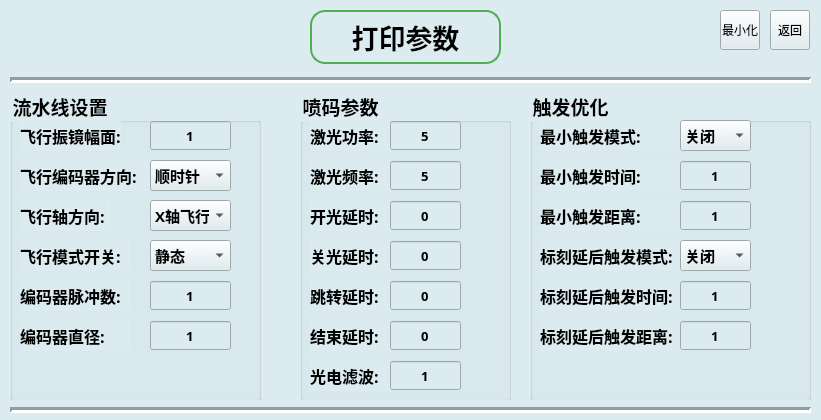
Hcj1108/Librecad_AFP5000, file librecad/src/OCRdemo/Jgadmin.ui: the form before one commit.
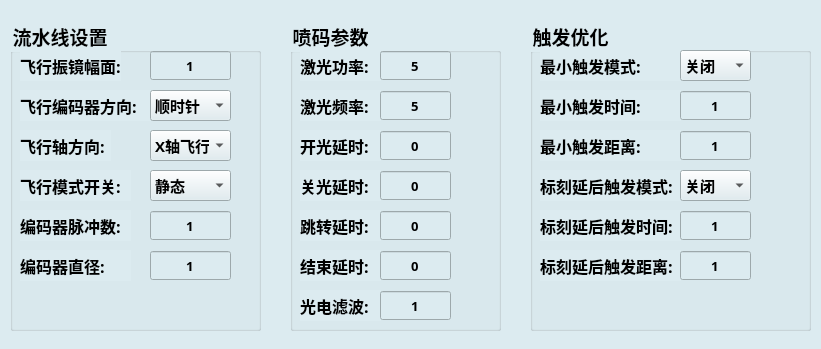
The form after the commit. Icons and pictures are not drawn.

What changed in the file:
```diff
--- a/librecad/src/OCRdemo/Jgadmin.ui
+++ b/librecad/src/OCRdemo/Jgadmin.ui
@@ -7,7 +7,7 @@
     <x>0</x>
     <y>0</y>
     <width>821</width>
-    <height>420</height>
+    <height>349</height>
    </rect>
   </property>
   <property name="windowTitle">
@@ -21,15 +21,15 @@
   <widget class="QGroupBox" name="groupBox">
    <property name="geometry">
     <rect>
-     <x>300</x>
-     <y>90</y>
+     <x>290</x>
+     <y>20</y>
      <width>211</width>
      <height>311</height>
     </rect>
    </property>
    <property name="font">
     <font>
-     <family>微软雅黑</family>
+     <family>Microsoft YaHei</family>
      <pointsize>14</pointsize>
      <bold>true</bold>
     </font>
@@ -60,7 +60,7 @@
     </property>
     <property name="font">
      <font>
-      <family>微软雅黑</family>
+      <family>Microsoft YaHei</family>
       <pointsize>12</pointsize>
       <bold>true</bold>
      </font>
@@ -80,7 +80,7 @@
     </property>
     <property name="font">
      <font>
-      <family>微软雅黑</family>
+      <family>Microsoft YaHei</family>
       <pointsize>12</pointsize>
       <bold>true</bold>
      </font>
@@ -100,7 +100,7 @@
     </property>
     <property name="font">
      <font>
-      <family>微软雅黑</family>
+      <family>Microsoft YaHei</family>
       <pointsize>12</pointsize>
       <bold>true</bold>
      </font>
@@ -120,7 +120,7 @@
     </property>
     <property name="font">
      <font>
-      <family>微软雅黑</family>
+      <family>Microsoft YaHei</family>
       <pointsize>12</pointsize>
       <bold>true</bold>
      </font>
@@ -140,7 +140,7 @@
     </property>
     <property name="font">
      <font>
-      <family>微软雅黑</family>
+      <family>Microsoft YaHei</family>
       <pointsize>12</pointsize>
       <bold>true</bold>
      </font>
@@ -160,7 +160,7 @@
     </property>
     <property name="font">
      <font>
-      <family>微软雅黑</family>
+      <family>Microsoft YaHei</family>
       <pointsize>12</pointsize>
       <bold>true</bold>
      </font>
@@ -180,7 +180,7 @@
     </property>
     <property name="font">
      <font>
-      <family>微软雅黑</family>
+      <family>Microsoft YaHei</family>
       <pointsize>12</pointsize>
       <bold>true</bold>
      </font>
@@ -200,7 +200,7 @@
     </property>
     <property name="font">
      <font>
-      <family>微软雅黑</family>
+      <family>Microsoft YaHei</family>
       <pointsize>10</pointsize>
       <bold>true</bold>
      </font>
@@ -229,7 +229,7 @@
     </property>
     <property name="font">
      <font>
-      <family>微软雅黑</family>
+      <family>Microsoft YaHei</family>
       <pointsize>10</pointsize>
       <bold>true</bold>
      </font>
@@ -258,7 +258,7 @@
     </property>
     <property name="font">
      <font>
-      <family>微软雅黑</family>
+      <family>Microsoft YaHei</family>
       <pointsize>10</pointsize>
       <bold>true</bold>
      </font>
@@ -287,7 +287,7 @@
     </property>
     <property name="font">
      <font>
-      <family>微软雅黑</family>
+      <family>Microsoft YaHei</family>
       <pointsize>10</pointsize>
       <bold>true</bold>
      </font>
@@ -316,7 +316,7 @@
     </property>
     <property name="font">
      <font>
-      <family>微软雅黑</family>
+      <family>Microsoft YaHei</family>
       <pointsize>10</pointsize>
       <bold>true</bold>
      </font>
@@ -345,7 +345,7 @@
     </property>
     <property name="font">
      <font>
-      <family>微软雅黑</family>
+      <family>Microsoft YaHei</family>
       <pointsize>10</pointsize>
       <bold>true</bold>
      </font>
@@ -374,7 +374,7 @@
     </property>
     <property name="font">
      <font>
-      <family>微软雅黑</family>
+      <family>Microsoft YaHei</family>
       <pointsize>10</pointsize>
       <bold>true</bold>
      </font>
@@ -397,14 +397,14 @@
    <property name="geometry">
     <rect>
      <x>10</x>
-     <y>90</y>
+     <y>20</y>
      <width>251</width>
      <height>311</height>
     </rect>
    </property>
    <property name="font">
     <font>
-     <family>微软雅黑</family>
+     <family>Microsoft YaHei</family>
      <pointsize>14</pointsize>
      <bold>true</bold>
     </font>
@@ -426,7 +426,7 @@
     </property>
     <property name="font">
      <font>
-      <family>微软雅黑</family>
+      <family>Microsoft YaHei</family>
       <pointsize>12</pointsize>
       <bold>true</bold>
      </font>
@@ -446,7 +446,7 @@
     </property>
     <property name="font">
      <font>
-      <family>微软雅黑</family>
+      <family>Microsoft YaHei</family>
       <pointsize>12</pointsize>
       <bold>true</bold>
      </font>
@@ -466,7 +466,7 @@
     </property>
     <property name="font">
      <font>
-      <family>微软雅黑</family>
+      <family>Microsoft YaHei</family>
       <pointsize>12</pointsize>
       <bold>true</bold>
      </font>
@@ -486,7 +486,7 @@
     </property>
     <property name="font">
      <font>
-      <family>微软雅黑</family>
+      <family>Microsoft YaHei</family>
       <pointsize>12</pointsize>
       <bold>true</bold>
      </font>
@@ -506,7 +506,7 @@
     </property>
     <property name="font">
      <font>
-      <family>微软雅黑</family>
+      <family>Microsoft YaHei</family>
       <pointsize>12</pointsize>
       <bold>true</bold>
      </font>
@@ -526,7 +526,7 @@
     </property>
     <property name="font">
      <font>
-      <family>微软雅黑</family>
+      <family>Microsoft YaHei</family>
       <pointsize>12</pointsize>
       <bold>true</bold>
      </font>
@@ -546,7 +546,7 @@
     </property>
     <property name="font">
      <font>
-      <family>微软雅黑</family>
+      <family>Microsoft YaHei</family>
       <pointsize>10</pointsize>
       <bold>true</bold>
      </font>
@@ -575,7 +575,7 @@
     </property>
     <property name="font">
      <font>
-      <family>微软雅黑</family>
+      <family>Microsoft YaHei</family>
       <pointsize>10</pointsize>
       <bold>true</bold>
      </font>
@@ -604,7 +604,7 @@
     </property>
     <property name="font">
      <font>
-      <family>微软雅黑</family>
+      <family>Microsoft YaHei</family>
       <pointsize>10</pointsize>
       <bold>true</bold>
      </font>
@@ -633,7 +633,7 @@
     </property>
     <property name="font">
      <font>
-      <family>微软雅黑</family>
+      <family>Microsoft YaHei</family>
       <pointsize>11</pointsize>
       <bold>true</bold>
      </font>
@@ -660,7 +660,7 @@
     </property>
     <property name="font">
      <font>
-      <family>微软雅黑</family>
+      <family>Microsoft YaHei</family>
       <pointsize>11</pointsize>
       <bold>true</bold>
      </font>
@@ -687,7 +687,7 @@
     </property>
     <property name="font">
      <font>
-      <family>微软雅黑</family>
+      <family>Microsoft YaHei</family>
       <pointsize>11</pointsize>
       <bold>true</bold>
      </font>
@@ -708,14 +708,14 @@
    <property name="geometry">
     <rect>
      <x>530</x>
-     <y>90</y>
+     <y>20</y>
      <width>281</width>
      <height>311</height>
     </rect>
    </property>
    <property name="font">
     <font>
-     <family>微软雅黑</family>
+     <family>Microsoft YaHei</family>
      <pointsize>14</pointsize>
      <bold>true</bold>
     </font>
@@ -737,7 +737,7 @@
     </property>
     <property name="font">
      <font>
-      <family>微软雅黑</family>
+      <family>Microsoft YaHei</family>
       <pointsize>12</pointsize>
       <bold>true</bold>
      </font>
@@ -757,7 +757,7 @@
     </property>
     <property name="font">
      <font>
-      <family>微软雅黑</family>
+      <family>Microsoft YaHei</family>
       <pointsize>12</pointsize>
       <bold>true</bold>
      </font>
@@ -777,7 +777,7 @@
     </property>
     <property name="font">
      <font>
-      <family>微软雅黑</family>
+      <family>Microsoft YaHei</family>
       <pointsize>12</pointsize>
       <bold>true</bold>
      </font>
@@ -797,7 +797,7 @@
     </property>
     <property name="font">
      <font>
-      <family>微软雅黑</family>
+      <family>Microsoft YaHei</family>
       <pointsize>12</pointsize>
       <bold>true</bold>
      </font>
@@ -817,7 +817,7 @@
     </property>
     <property name="font">
      <font>
-      <family>微软雅黑</family>
+      <family>Microsoft YaHei</family>
       <pointsize>12</pointsize>
       <bold>true</bold>
      </font>
@@ -837,7 +837,7 @@
     </property>
     <property name="font">
      <font>
-      <family>微软雅黑</family>
+      <family>Microsoft YaHei</family>
       <pointsize>12</pointsize>
       <bold>true</bold>
      </font>
@@ -857,7 +857,7 @@
     </property>
     <property name="font">
      <font>
-      <family>微软雅黑</family>
+      <family>Microsoft YaHei</family>
       <pointsize>10</pointsize>
       <bold>true</bold>
      </font>
@@ -886,7 +886,7 @@
     </property>
     <property name="font">
      <font>
-      <family>微软雅黑</family>
+      <family>Microsoft YaHei</family>
       <pointsize>10</pointsize>
       <bold>true</bold>
      </font>
@@ -915,7 +915,7 @@
     </property>
     <property name="font">
      <font>
-      <family>微软雅黑</family>
+      <family>Microsoft YaHei</family>
       <pointsize>10</pointsize>
       <bold>true</bold>
      </font>
@@ -944,7 +944,7 @@
     </property>
     <property name="font">
      <font>
-      <family>微软雅黑</family>
+      <family>Microsoft YaHei</family>
       <pointsize>10</pointsize>
       <bold>true</bold>
      </font>
@@ -973,7 +973,7 @@
     </property>
     <property name="font">
      <font>
-      <family>微软雅黑</family>
+      <family>Microsoft YaHei</family>
       <pointsize>11</pointsize>
       <bold>true</bold>
      </font>
@@ -1005,7 +1005,7 @@
     </property>
     <property name="font">
      <font>
-      <family>微软雅黑</family>
+      <family>Microsoft YaHei</family>
       <pointsize>11</pointsize>
       <bold>true</bold>
      </font>
@@ -1027,149 +1027,6 @@
     </item>
    </widget>
   </widget>
-  <widget class="QToolButton" name="BACK">
-   <property name="geometry">
-    <rect>
-     <x>770</x>
-     <y>10</y>
-     <width>40</width>
-     <height>40</height>
-    </rect>
-   </property>
-   <property name="styleSheet">
-    <string notr="true">/* 按下状态 */
-QToolButton:pressed {
-   background-color: #546E7A; /* 深石板灰 */
-    background-image: none;
-    padding-top: 12px;
-    padding-bottom: 8px;
-    border: 1px solid #37474F; /* 深色边框模拟阴影 */
-}
- QToolButton {
-		background-color: qlineargradient(x1:0, y1:0, x2:0, y2:1, 
-    	stop:0 #ffffff,       /* 顶部：纯白（高光） */
-   		stop:0.15 #dcdcdc,    /* 过渡：浅灰 */
-    	stop:0.85 #a9a9a9,    /* 底部过渡：中灰 */
-    	stop:1 #e8e8e8        /* 底部：亮灰（反光） */);
-}</string>
-   </property>
-   <property name="text">
-    <string>返回</string>
-   </property>
-   <property name="icon">
-    <iconset resource="../OCRdemo.qrc">
-     <normaloff>:/PIC/Resources/PICs/GB.png</normaloff>:/PIC/Resources/PICs/GB.png</iconset>
-   </property>
-   <property name="iconSize">
-    <size>
-     <width>16</width>
-     <height>16</height>
-    </size>
-   </property>
-  </widget>
-  <widget class="QToolButton" name="MIN">
-   <property name="geometry">
-    <rect>
-     <x>720</x>
-     <y>10</y>
-     <width>40</width>
-     <height>40</height>
-    </rect>
-   </property>
-   <property name="styleSheet">
-    <string notr="true">/* 按下状态 */
-QToolButton:pressed {
-   background-color: #546E7A; /* 深石板灰 */
-    background-image: none;
-    padding-top: 12px;
-    padding-bottom: 8px;
-    border: 1px solid #37474F; /* 深色边框模拟阴影 */
-}
- QToolButton {
-		background-color: qlineargradient(x1:0, y1:0, x2:0, y2:1, 
-    	stop:0 #ffffff,       /* 顶部：纯白（高光） */
-   		stop:0.15 #dcdcdc,    /* 过渡：浅灰 */
-    	stop:0.85 #a9a9a9,    /* 底部过渡：中灰 */
-    	stop:1 #e8e8e8        /* 底部：亮灰（反光） */);
-}</string>
-   </property>
-   <property name="text">
-    <string>最小化</string>
-   </property>
-   <property name="icon">
-    <iconset resource="../OCRdemo.qrc">
-     <normaloff>:/PIC/Resources/PICs/branch_close.png</normaloff>:/PIC/Resources/PICs/branch_close.png</iconset>
-   </property>
-   <property name="iconSize">
-    <size>
-     <width>16</width>
-     <height>16</height>
-    </size>
-   </property>
-  </widget>
-  <widget class="QLabel" name="label">
-   <property name="geometry">
-    <rect>
-     <x>310</x>
-     <y>10</y>
-     <width>191</width>
-     <height>54</height>
-    </rect>
-   </property>
-   <property name="font">
-    <font>
-     <family>微软雅黑</family>
-     <pointsize>20</pointsize>
-     <bold>true</bold>
-    </font>
-   </property>
-   <property name="styleSheet">
-    <string notr="true">opacity: 1;
-border-radius: 15px;  
-border: 2px solid #4CAF50;
-padding: 5px 15px;
-min-width: 100px;
-min-height: 40px;</string>
-   </property>
-   <property name="text">
-    <string>打印参数</string>
-   </property>
-   <property name="alignment">
-    <set>Qt::AlignmentFlag::AlignCenter</set>
-   </property>
-  </widget>
-  <widget class="Line" name="line">
-   <property name="geometry">
-    <rect>
-     <x>10</x>
-     <y>400</y>
-     <width>801</width>
-     <height>20</height>
-    </rect>
-   </property>
-   <property name="lineWidth">
-    <number>3</number>
-   </property>
-   <property name="orientation">
-    <enum>Qt::Orientation::Horizontal</enum>
-   </property>
-  </widget>
-  <widget class="Line" name="line_2">
-   <property name="geometry">
-    <rect>
-     <x>10</x>
-     <y>70</y>
-     <width>801</width>
-     <height>20</height>
-    </rect>
-   </property>
-   <property name="lineWidth">
-    <number>3</number>
-   </property>
-   <property name="orientation">
-    <enum>Qt::Orientation::Horizontal</enum>
-   </property>
-  </widget>
  </widget>
  <layoutdefault spacing="6" margin="11"/>
  <resources>
```
Left out of the diff: 6 changed lines with no effect on the pictures.
